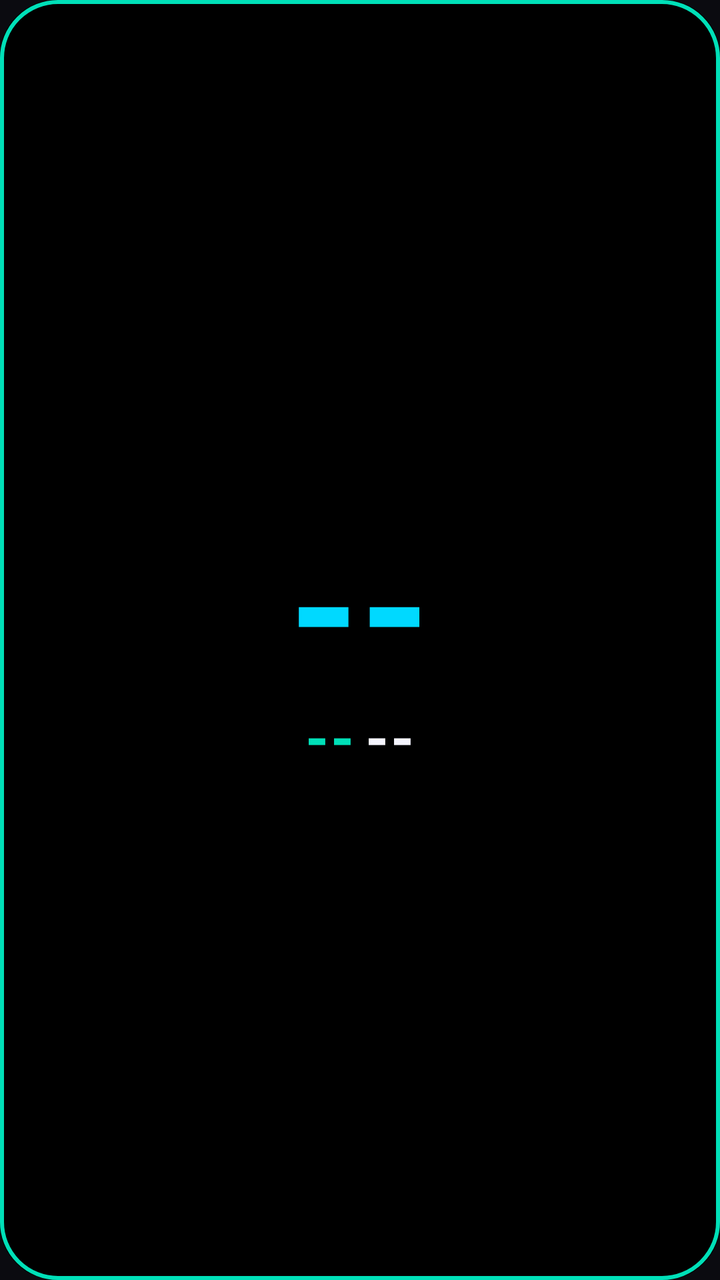
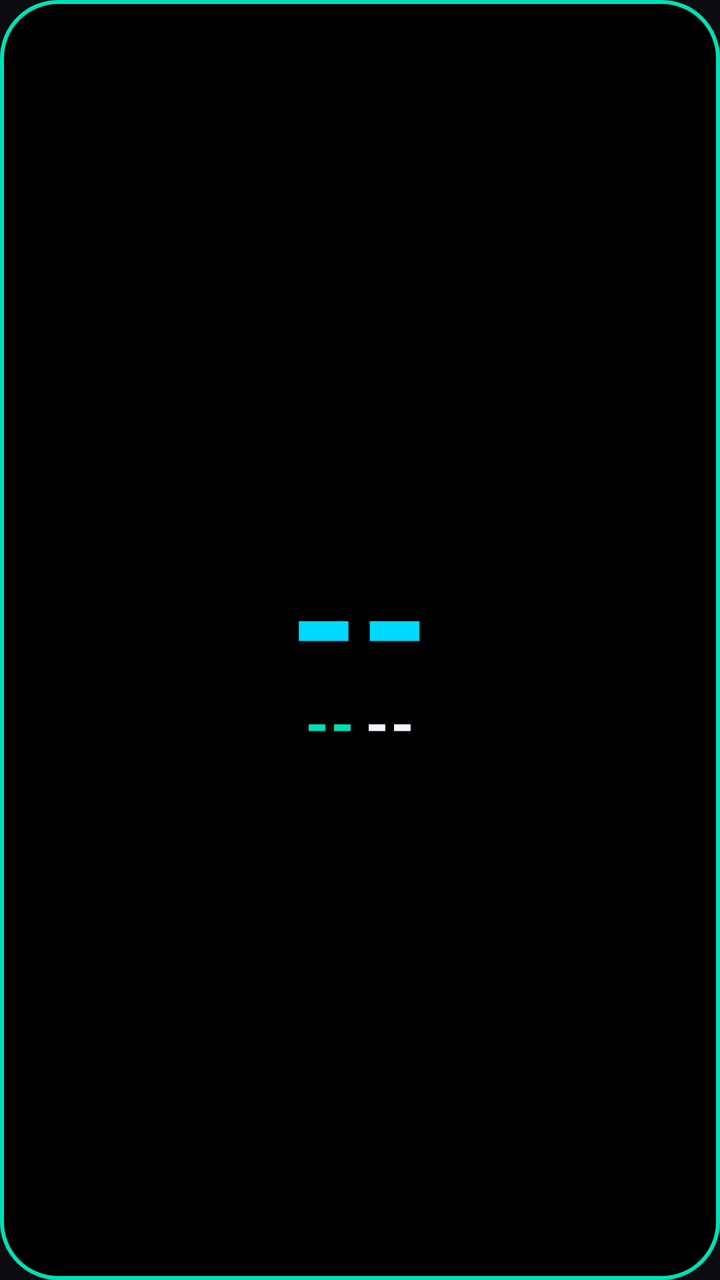

Compare the two renders of this Android layout. The source of the first and the diff that turns it into the second are given below.
<!-- AndroidManifest.xml: application theme Theme.TodayWidget -->
<!-- res/layout/widget_date.xml -->
<?xml version="1.0" encoding="utf-8"?>
<LinearLayout xmlns:android="http://schemas.android.com/apk/res/android"
    android:id="@+id/dateWidgetRoot"
    android:layout_width="match_parent"
    android:layout_height="match_parent"
    android:orientation="vertical"
    android:gravity="center"
    android:background="@drawable/widget_outline_background"
    android:padding="0dp">

    
    <TextView
        android:id="@+id/dayText"
        android:layout_width="wrap_content"
        android:layout_height="wrap_content"
        android:includeFontPadding="false"
        android:textColor="@color/retro_cyan"
        android:textSize="90sp"
        android:textStyle="bold"
        android:text="--" />

    <LinearLayout
        android:id="@+id/headerRow"
        android:layout_width="wrap_content"
        android:layout_height="wrap_content"
        android:layout_marginTop="-6dp"
        android:orientation="horizontal"
        android:gravity="center_vertical">

        <TextView
            android:id="@+id/weekdayText"
            android:layout_width="wrap_content"
            android:layout_height="wrap_content"
            android:includeFontPadding="false"
            android:textColor="@color/retro_teal"
            android:textSize="30sp"
            android:textStyle="bold"
            android:letterSpacing="0.04"
            android:text="--" />

        <TextView
            android:layout_width="4dp"
            android:layout_height="wrap_content"
            android:text="" />

        <TextView
            android:id="@+id/monthText"
            android:layout_width="wrap_content"
            android:layout_height="wrap_content"
            android:includeFontPadding="false"
            android:textColor="@color/retro_white"
            android:textSize="30sp"
            android:textStyle="bold"
            android:letterSpacing="0.04"
            android:text="--" />

    </LinearLayout>

</LinearLayout>
<!-- resources referenced by this layout -->
<resources>
  <color name="retro_cyan">#00D9FF</color>
  <color name="retro_teal">#00E0B8</color>
  <color name="retro_white">#F5F5FF</color>
  <!-- drawable widget_outline_background (drawable) -->
  <?xml version="1.0" encoding="utf-8"?>
  <layer-list xmlns:android="http://schemas.android.com/apk/res/android">
      <item>
          <shape android:shape="rectangle">
              <solid android:color="@color/black" />
              <corners android:radius="@dimen/widget_corner_radius" />
          </shape>
      </item>
      <item>
          <shape android:shape="rectangle">
              <stroke
                  android:width="2dp"
                  android:color="@color/retro_teal" />
              <corners android:radius="@dimen/widget_corner_radius" />
          </shape>
      </item>
  </layer-list>
  <style name="Theme.TodayWidget" parent="Theme.MaterialComponents.NoActionBar">
          <item name="colorPrimary">@color/retro_teal</item>
          <item name="colorPrimaryDark">@color/black</item>
          <item name="colorAccent">@color/retro_cyan</item>
          <item name="android:windowBackground">@color/widget_bg</item>
          <item name="android:textColorPrimary">@color/retro_white</item>
          <item name="android:textColorSecondary">@color/retro_white</item>
      </style>
  <color name="black">#000000</color>
  <dimen name="widget_corner_radius">20dp</dimen>
  <color name="widget_bg">#0B0B10</color>
</resources>

<!-- the commit's change to res/layout/widget_date.xml (unified diff, before → after) -->
@@ -23,7 +23,7 @@
         android:id="@+id/headerRow"
         android:layout_width="wrap_content"
         android:layout_height="wrap_content"
-        android:layout_marginTop="-6dp"
+        android:layout_marginTop="-20dp"
         android:orientation="horizontal"
         android:gravity="center_vertical">
 
